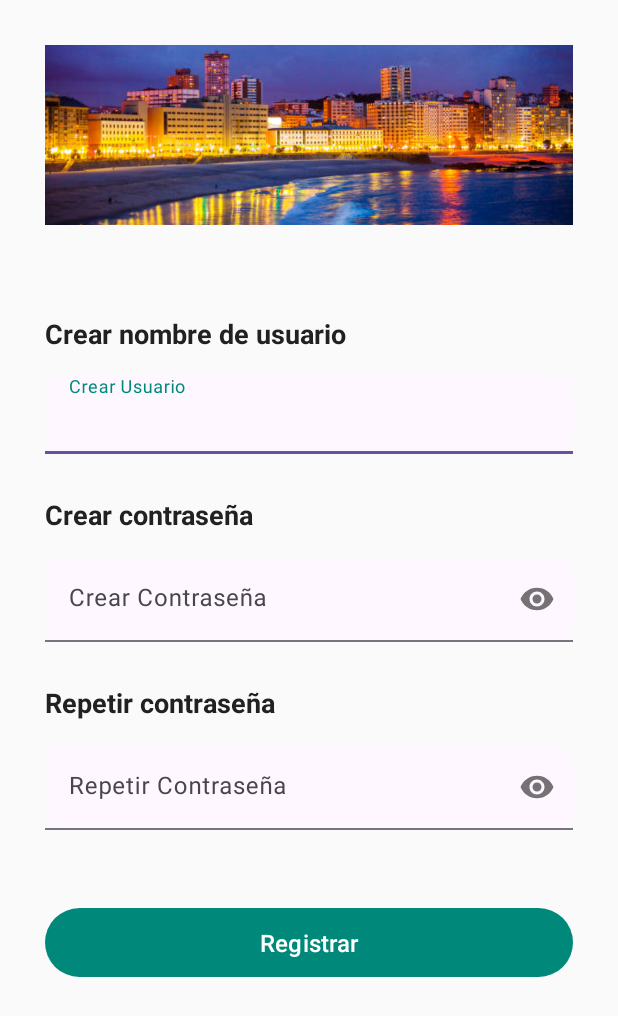
After one commit to iagoav888/OcioN, an Android app: the layout activity_register.xml on its own in the app's theme, with its tools: preview values and no code run, on a phone screen of 412 x 824 dp. The commit adds this screen. Shown: the top 1016 px of the screen. Run offline under Robolectric (Android 15) with nearby library versions, the phone set to English and light mode, and no system bars.

Commit message:
Diseños de activity login y activity register creados

```diff
--- /dev/null
+++ b/AndroidPFC/app/src/main/java/com/example/myapplicationdeocion/LoginActivity.java
@@ -0,0 +1,4 @@
+package com.example.myapplicationdeocion;
+
+public class LoginActivity {
+}
--- /dev/null
+++ b/AndroidPFC/app/src/main/java/com/example/myapplicationdeocion/RegisterActivity.java
@@ -0,0 +1,4 @@
+package com.example.myapplicationdeocion;
+
+public class RegisterActivity {
+}
--- /dev/null
+++ b/AndroidPFC/app/src/main/res/layout/activity_register.xml
@@ -0,0 +1,166 @@
+<?xml version="1.0" encoding="utf-8"?>
+<androidx.constraintlayout.widget.ConstraintLayout
+    xmlns:android="http://schemas.android.com/apk/res/android"
+    xmlns:app="http://schemas.android.com/apk/res-auto"
+    xmlns:tools="http://schemas.android.com/tools"
+    android:id="@+id/main"
+    android:layout_width="match_parent"
+    android:layout_height="match_parent"
+    android:background="#FAFAFA"
+    tools:context=".RegisterActivity">
+
+    <androidx.constraintlayout.widget.Guideline
+        android:id="@+id/guideline"
+        android:layout_width="wrap_content"
+        android:layout_height="wrap_content"
+        android:orientation="vertical"
+        app:layout_constraintGuide_begin="30dp" />
+
+    <androidx.constraintlayout.widget.Guideline
+        android:id="@+id/guideline2"
+        android:layout_width="wrap_content"
+        android:layout_height="wrap_content"
+        android:orientation="vertical"
+        app:layout_constraintGuide_end="30dp" />
+
+    <ImageView
+        android:id="@+id/imageView2"
+        android:layout_width="0dp"
+        android:layout_height="120dp"
+        android:layout_marginTop="30dp"
+        android:src="@drawable/foto1"
+        android:scaleType="centerCrop"
+        app:layout_constraintStart_toStartOf="@id/guideline"
+        app:layout_constraintEnd_toEndOf="@id/guideline2"
+        app:layout_constraintTop_toTopOf="parent" />
+
+    <TextView
+        android:id="@+id/textView1"
+        android:layout_width="wrap_content"
+        android:layout_height="wrap_content"
+        android:text="Crear nombre de usuario"
+        android:textSize="18sp"
+        android:textStyle="bold"
+        android:textColor="#212121"
+        android:layout_marginTop="60dp"
+        app:layout_constraintStart_toStartOf="@id/textInputLayout"
+        app:layout_constraintTop_toBottomOf="@id/imageView2" />
+
+    <com.google.android.material.textfield.TextInputLayout
+        android:id="@+id/textInputLayout"
+        android:layout_width="0dp"
+        android:layout_height="wrap_content"
+        android:layout_marginTop="16dp"
+        app:layout_constraintStart_toStartOf="@id/guideline"
+        app:layout_constraintEnd_toEndOf="@id/guideline2"
+        app:layout_constraintTop_toBottomOf="@id/textView1"
+        app:boxBackgroundMode="filled"
+        app:boxCornerRadiusTopStart="12dp"
+        app:boxCornerRadiusTopEnd="12dp"
+        app:boxCornerRadiusBottomStart="12dp"
+        app:boxCornerRadiusBottomEnd="12dp"
+        app:hintTextColor="@color/teal_700">
+
+        <com.google.android.material.textfield.TextInputEditText
+            android:id="@+id/etUsuario"
+            android:layout_width="match_parent"
+            android:layout_height="52dp"
+            android:hint="Crear Usuario"
+            android:inputType="textEmailAddress"
+            android:textColor="#212121"
+            android:textSize="16sp"/>
+    </com.google.android.material.textfield.TextInputLayout>
+
+    <TextView
+        android:id="@+id/textView2"
+        android:layout_width="wrap_content"
+        android:layout_height="wrap_content"
+        android:layout_marginTop="28dp"
+        android:text="Crear contraseña"
+        android:textSize="18sp"
+        android:textStyle="bold"
+        android:textColor="#212121"
+        app:layout_constraintStart_toStartOf="@id/textView1"
+        app:layout_constraintTop_toBottomOf="@id/textInputLayout" />
+
+    <com.google.android.material.textfield.TextInputLayout
+        android:id="@+id/textInputLayout2"
+        android:layout_width="0dp"
+        android:layout_height="wrap_content"
+        android:layout_marginTop="16dp"
+        app:layout_constraintStart_toStartOf="@id/guideline"
+        app:layout_constraintEnd_toEndOf="@id/guideline2"
+        app:layout_constraintTop_toBottomOf="@id/textView2"
+        app:boxBackgroundMode="filled"
+        app:boxCornerRadiusTopStart="12dp"
+        app:boxCornerRadiusTopEnd="12dp"
+        app:boxCornerRadiusBottomStart="12dp"
+        app:boxCornerRadiusBottomEnd="12dp"
+        app:passwordToggleEnabled="true">
+
+        <com.google.android.material.textfield.TextInputEditText
+            android:id="@+id/etContrasena"
+            android:layout_width="match_parent"
+            android:layout_height="wrap_content"
+            android:hint="Crear Contraseña"
+            android:inputType="textPassword"
+            android:textColor="#212121"
+            android:textSize="16sp"/>
+    </com.google.android.material.textfield.TextInputLayout>
+
+    <TextView
+        android:id="@+id/textView9"
+        android:layout_width="wrap_content"
+        android:layout_height="wrap_content"
+        android:layout_marginTop="28dp"
+        android:text="Repetir contraseña"
+        android:textSize="18sp"
+        android:textStyle="bold"
+        android:textColor="#212121"
+        app:layout_constraintStart_toStartOf="@id/textView2"
+        app:layout_constraintTop_toBottomOf="@id/textInputLayout2" />
+
+    <com.google.android.material.textfield.TextInputLayout
+        android:id="@+id/textInputLayout3"
+        android:layout_width="0dp"
+        android:layout_height="wrap_content"
+        android:layout_marginTop="16dp"
+        app:layout_constraintStart_toStartOf="@id/guideline"
+        app:layout_constraintEnd_toEndOf="@id/guideline2"
+        app:layout_constraintTop_toBottomOf="@id/textView9"
+        app:boxBackgroundMode="filled"
+        app:boxCornerRadiusTopStart="12dp"
+        app:boxCornerRadiusTopEnd="12dp"
+        app:boxCornerRadiusBottomStart="12dp"
+        app:boxCornerRadiusBottomEnd="12dp"
+        app:passwordToggleEnabled="true">
+
+        <com.google.android.material.textfield.TextInputEditText
+            android:id="@+id/etRepetirContrasena"
+            android:layout_width="match_parent"
+            android:layout_height="wrap_content"
+            android:hint="Repetir Contraseña"
+            android:inputType="textPassword"
+            android:textColor="#212121"
+            android:textSize="16sp"/>
+    </com.google.android.material.textfield.TextInputLayout>
+
+    <com.google.android.material.button.MaterialButton
+        android:id="@+id/btnRegistrar"
+        android:layout_width="0dp"
+        android:layout_height="wrap_content"
+        android:layout_marginTop="48dp"
+        android:text="Registrar"
+        android:textAllCaps="false"
+        android:textSize="16sp"
+        android:textColor="@android:color/white"
+        app:cornerRadius="30dp"
+        app:iconGravity="textStart"
+        android:paddingVertical="12dp"
+        app:backgroundTint="@color/teal_700"
+        app:layout_constraintTop_toBottomOf="@+id/textInputLayout3"
+        app:layout_constraintStart_toStartOf="@id/guideline"
+        app:layout_constraintEnd_toEndOf="@id/guideline2"
+        app:elevation="6dp"/>
+
+</androidx.constraintlayout.widget.ConstraintLayout>
--- a/AndroidPFC/app/src/main/res/values/colors.xml
+++ b/AndroidPFC/app/src/main/res/values/colors.xml
@@ -2,4 +2,5 @@
 <resources>
     <color name="black">#FF000000</color>
     <color name="white">#FFFFFFFF</color>
+    <color name="teal_700">#00897B</color>
 </resources>
```
Also changed, not shown: AndroidPFC/app/src/main/res/layout/activity_login.xml (added, +141 -0 lines), AndroidPFC/app/src/main/res/drawable/foto1.jpg (added).
